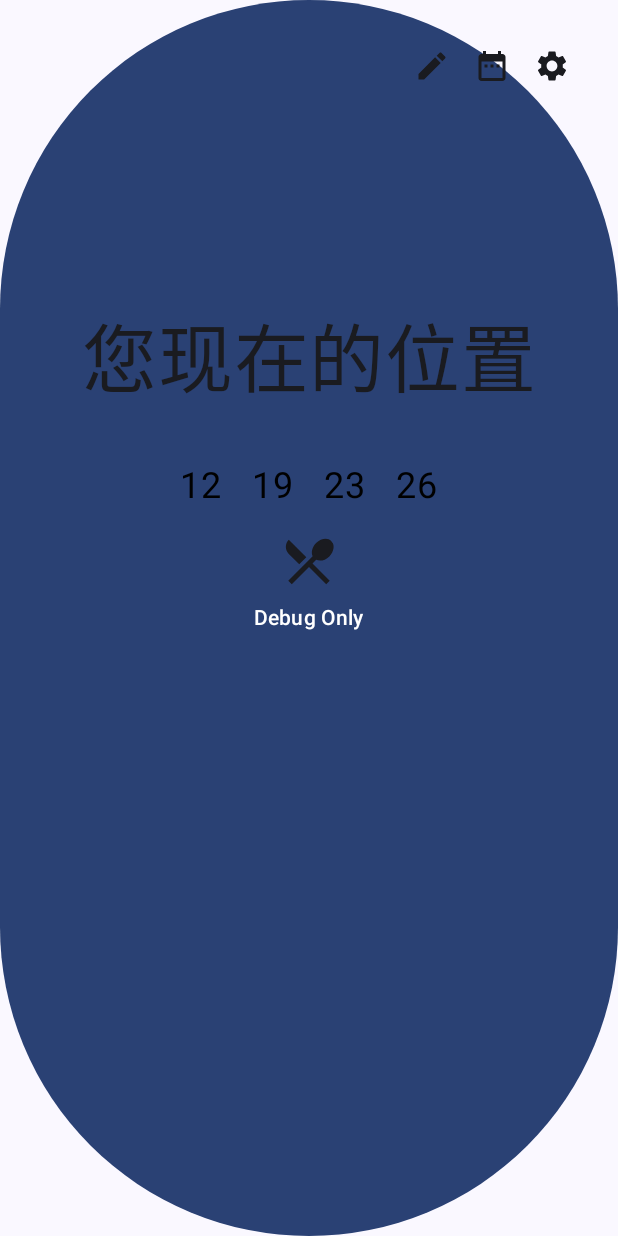
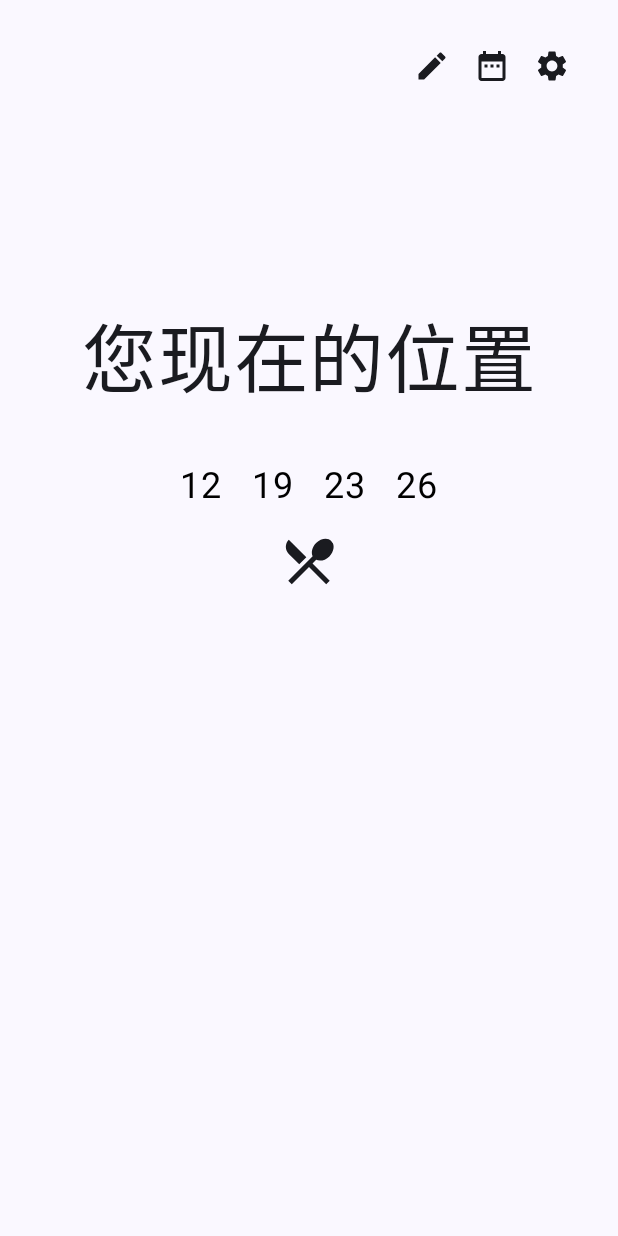
Before and after one commit to tongyueguo/Meal_in_TJU, an Android app built with Jetpack Compose: the screen it shows after launch (MainActivity), on a phone screen of 412 x 824 dp. Run offline under Robolectric (Android 15) with nearby library versions, the phone set to English and light mode, and no system bars; our stand-ins replace Room's generated code, constraintlayout-compose.

Commit message:
14 UI improvements

```diff
--- a/app/src/main/java/com/example/mealintju/MainActivity.kt
+++ b/app/src/main/java/com/example/mealintju/MainActivity.kt
@@ -196,13 +196,10 @@ fun mainPage(modifier: Modifier = Modifier, navController: NavController, contex
     var location by remember { mutableStateOf(if (status==1)mealInfo.location else 0) }
     val canteenTextId=canteenNumberToCanteenTextId(canteenNumber)
     var windowText by remember { mutableStateOf(if (status==1)mealInfo.windowText else context.getString(R.string.window1Text)+"1"+context.getString(R.string.window2Text)) }
-    Button(onClick = { status=0 }) {
-        Text(text = "Debug Only")
-    }
     ConstraintLayout(
         Modifier.fillMaxWidth()
     ){
-        val (text1,text2,text3,text4,text5,icon1,icon2,icon3,icon4,icon5,icon6,iconGroup) = createRefs()
+        val (text1,text2,text3,text4,text5,icon1,icon2,icon3,icon4,icon5,icon6,icon7,iconGroup) = createRefs()
         ///////////////////////////////////////////////////导航栏
         IconButton(
             onClick = {
@@ -242,6 +239,18 @@ fun mainPage(modifier: Modifier = Modifier, navController: NavController, contex
             Icon(Icons.Filled.Edit, null)
         }
         ///////////////////////////////////////////////////文字
+        AnimatedVisibility (status!=0,
+            modifier=Modifier.constrainAs(icon7) {
+                top.linkTo(parent.top, margin = 20.dp)
+                start.linkTo(parent.start,margin=20.dp)
+            }
+        ){
+            IconButton(
+                onClick = { status=0 },
+            ){
+                Icon(Icons.Filled.ArrowBack, null)
+            }
+        }
         AnimatedVisibility (status!=0,
             modifier = Modifier
                 .constrainAs(text1) {
```
